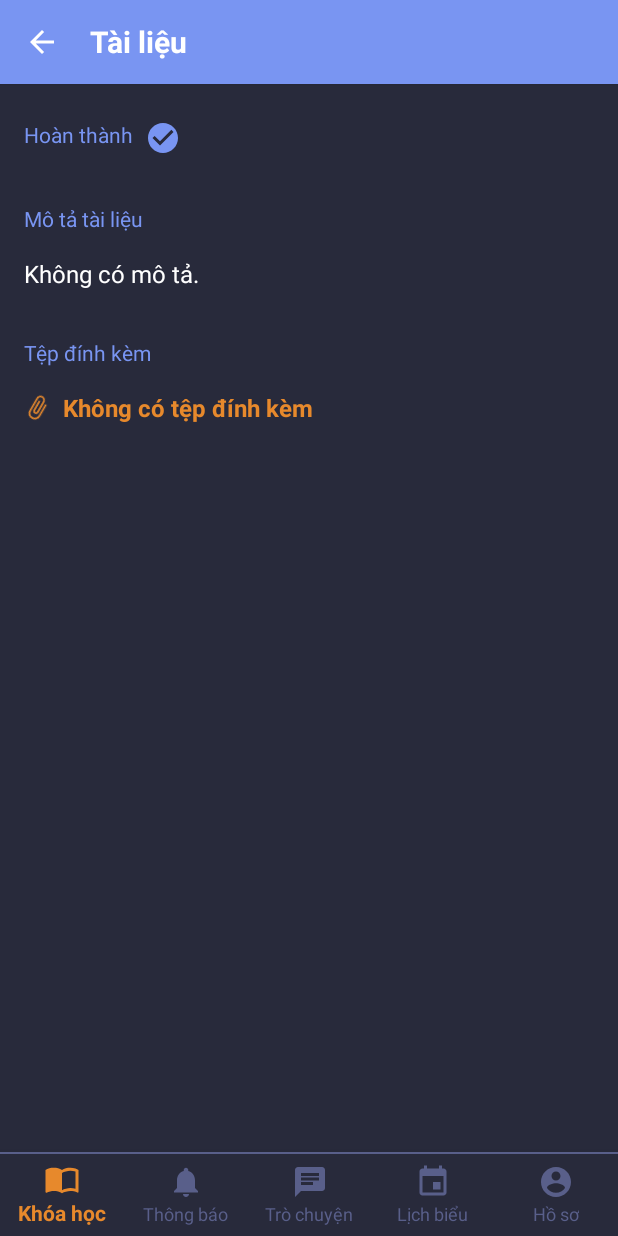
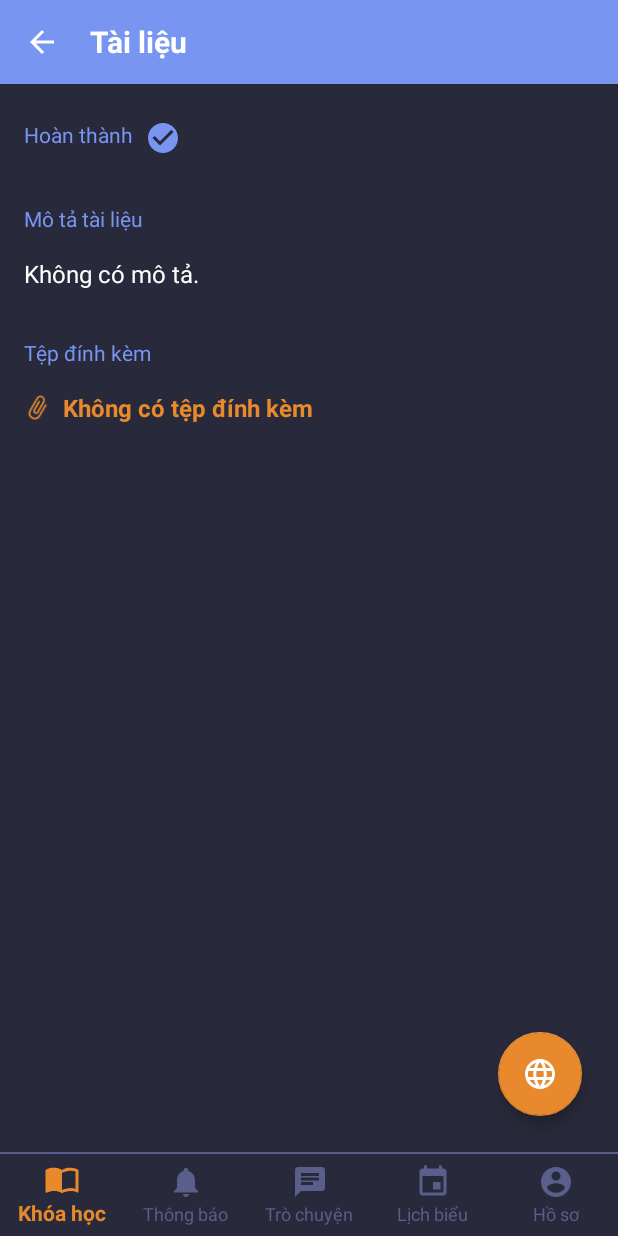
Before and after one commit to huent189/uet_assistant, an Android app: the MaterialFragment screen opened through its navigation route, on a phone screen of 412 x 824 dp. Run offline under Robolectric (Android 15) with nearby library versions, the phone set to English and light mode, and no system bars; our stand-ins replace Room's generated code, Shimmer, navigation-ui; network calls fail.

Commit message:
minor change

```diff
--- /dev/null
+++ b/app/app/src/main/res/drawable/ic_language_24dp.xml
@@ -0,0 +1,5 @@
+<vector android:height="24dp" android:tint="#FFFFFF"
+    android:viewportHeight="24.0" android:viewportWidth="24.0"
+    android:width="24dp" xmlns:android="http://schemas.android.com/apk/res/android">
+    <path android:fillColor="#FF000000" android:pathData="M11.99,2C6.47,2 2,6.48 2,12s4.47,10 9.99,10C17.52,22 22,17.52 22,12S17.52,2 11.99,2zM18.92,8h-2.95c-0.32,-1.25 -0.78,-2.45 -1.38,-3.56 1.84,0.63 3.37,1.91 4.33,3.56zM12,4.04c0.83,1.2 1.48,2.53 1.91,3.96h-3.82c0.43,-1.43 1.08,-2.76 1.91,-3.96zM4.26,14C4.1,13.36 4,12.69 4,12s0.1,-1.36 0.26,-2h3.38c-0.08,0.66 -0.14,1.32 -0.14,2 0,0.68 0.06,1.34 0.14,2L4.26,14zM5.08,16h2.95c0.32,1.25 0.78,2.45 1.38,3.56 -1.84,-0.63 -3.37,-1.9 -4.33,-3.56zM8.03,8L5.08,8c0.96,-1.66 2.49,-2.93 4.33,-3.56C8.81,5.55 8.35,6.75 8.03,8zM12,19.96c-0.83,-1.2 -1.48,-2.53 -1.91,-3.96h3.82c-0.43,1.43 -1.08,2.76 -1.91,3.96zM14.34,14L9.66,14c-0.09,-0.66 -0.16,-1.32 -0.16,-2 0,-0.68 0.07,-1.35 0.16,-2h4.68c0.09,0.65 0.16,1.32 0.16,2 0,0.68 -0.07,1.34 -0.16,2zM14.59,19.56c0.6,-1.11 1.06,-2.31 1.38,-3.56h2.95c-0.96,1.65 -2.49,2.93 -4.33,3.56zM16.36,14c0.08,-0.66 0.14,-1.32 0.14,-2 0,-0.68 -0.06,-1.34 -0.14,-2h3.38c0.16,0.64 0.26,1.31 0.26,2s-0.1,1.36 -0.26,2h-3.38z"/>
+</vector>
--- a/app/app/src/main/res/layout/fragment_material.xml
+++ b/app/app/src/main/res/layout/fragment_material.xml
@@ -107,5 +107,13 @@
 
     </androidx.core.widget.NestedScrollView>
 
+    <com.google.android.material.floatingactionbutton.FloatingActionButton
+        android:layout_width="wrap_content"
+        android:layout_height="wrap_content"
+        android:layout_gravity="bottom|end"
+        android:layout_marginEnd="@dimen/margin_x3"
+        android:layout_marginBottom="@dimen/margin_x3"
+        android:src="@drawable/ic_language_24dp"
+        android:tint="@color/white" />
 
 </androidx.coordinatorlayout.widget.CoordinatorLayout>
```
